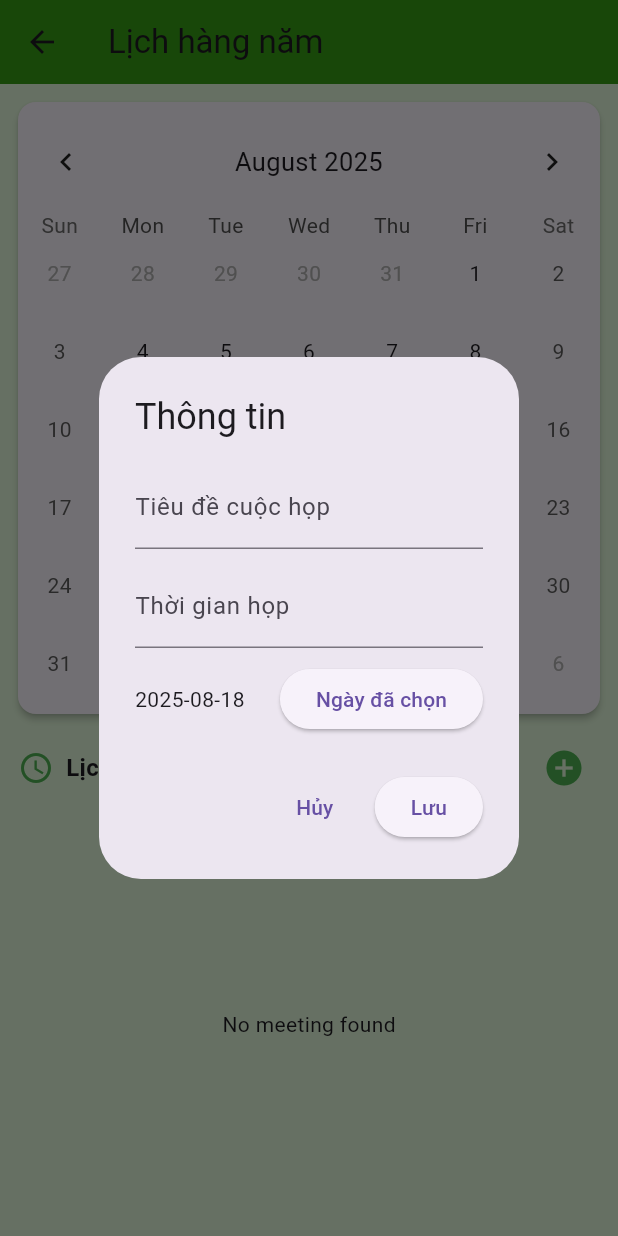
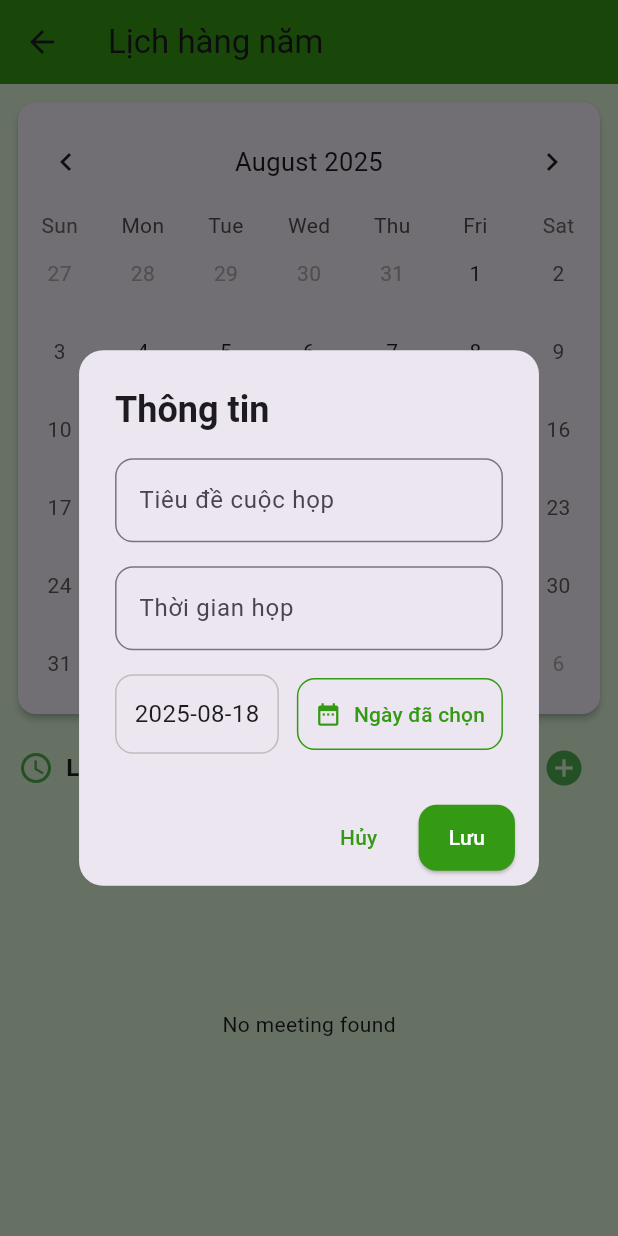
Before and after one commit to LTT4504/erp_app_nood, a Flutter app: the AnnualCalendarScreen screen opened by its route, after a tap on the "add circle" icon, on a phone screen of 412 x 824 dp. Run offline on Flutter 3.47's test engine with Material 3 defaults, Android fonts, the phone set to English and light mode, and no system bars; drawn by our look-alikes of table_calendar; our stand-ins replace dio, flutter_svg, get, get_storage, logger; accounts and stored records are empty; network calls fail.

Commit message:
fix: date constant

```diff
--- a/lib/modules/annual_calendar/widgets/add_showdialog.dart
+++ b/lib/modules/annual_calendar/widgets/add_showdialog.dart
@@ -2,6 +2,8 @@ import 'package:flutter/material.dart';
 import 'package:get/get.dart';
 import '../annual_calendar_controller.dart';
 import '../../../lang/app_language_key.dart';
+import 'package:work_manager/shared/constants/colors.dart';
+import '../../../shared/widgets/date_range_picker.dart';
 
 Future<void> showAddMeetingDialog(
     BuildContext context, AnnualCalendarController controller) async {
@@ -10,41 +12,66 @@ Future<void> showAddMeetingDialog(
   DateTime? pickedDate = controller.selectedDate.value;
 
   await showDialog(
-    context: context, // dùng context được truyền vào
+    context: context,
     builder: (dialogContext) {
       return StatefulBuilder(
         builder: (context, setState) {
           return AlertDialog(
-            title: Text('information'.tr), // đa ngôn ngữ
+            shape: RoundedRectangleBorder(
+              borderRadius: BorderRadius.circular(16),
+            ),
+            title: Text(
+              'information'.tr,
+              style: const TextStyle(fontWeight: FontWeight.bold),
+            ),
             content: SingleChildScrollView(
               child: Column(
                 mainAxisSize: MainAxisSize.min,
                 children: [
                   TextField(
                     controller: titleController,
-                    decoration: InputDecoration(labelText: AppLanguageKey.titleMeeting.tr),
+                    decoration: InputDecoration(
+                      labelText: AppLanguageKey.titleMeeting.tr,
+                      border: OutlineInputBorder(
+                        borderRadius: BorderRadius.circular(12),
+                      ),
+                    ),
                   ),
-                  const SizedBox(height: 10),
+                  const SizedBox(height: 16),
                   TextField(
                     controller: timeController,
-                    decoration: InputDecoration(labelText: AppLanguageKey.timeMeeting.tr),
+                    decoration: InputDecoration(
+                      labelText: AppLanguageKey.timeMeeting.tr,
+                      border: OutlineInputBorder(
+                        borderRadius: BorderRadius.circular(12),
+                      ),
+                    ),
                   ),
-                  const SizedBox(height: 10),
+                  const SizedBox(height: 16),
                   Row(
                     children: [
                       Expanded(
-                        child: Text(
-                          pickedDate == null
-                              ? 'No date picked'.tr
-                              : pickedDate!.toLocal().toString().split(' ')[0],
+                        child: Container(
+                          padding: const EdgeInsets.symmetric(
+                              horizontal: 12, vertical: 14),
+                          decoration: BoxDecoration(
+                            border: Border.all(color: Colors.grey.shade400),
+                            borderRadius: BorderRadius.circular(12),
+                          ),
+                          child: Text(
+                            pickedDate == null
+                                ? 'No date picked'.tr
+                                : pickedDate!.toLocal().toString().split(' ')[0],
+                            style: const TextStyle(fontSize: 16),
+                          ),
                         ),
                       ),
-                      ElevatedButton(
+                      const SizedBox(width: 12),
+                      OutlinedButton.icon(
                         onPressed: () async {
-                          final date = await showDatePicker(
-                            context: context,
-                            initialDate: pickedDate ?? DateTime.now(),
-                            firstDate: DateTime(2000),
+                          final date = await defaultShowDatePicker(
+                            context,
+                            pickedDate,
                             lastDate: DateTime(2100),
                           );
                           if (date != null) {
@@ -53,16 +80,36 @@ Future<void> showAddMeetingDialog(
                             });
                           }
                         },
-                        child: Text(AppLanguageKey.pickedDate.tr),
+                        style: OutlinedButton.styleFrom(
+                          side:
+                              BorderSide(color: ColorConstants.highlightPrimary),
+                          shape: RoundedRectangleBorder(
+                            borderRadius: BorderRadius.circular(12),
+                          ),
+                          padding: const EdgeInsets.symmetric(
+                              horizontal: 12, vertical: 14),
+                        ),
+                        icon: Icon(Icons.date_range,
+                            color: ColorConstants.highlightPrimary),
+                        label: Text(
+                          AppLanguageKey.pickedDate.tr,
+                          style:
+                              TextStyle(color: ColorConstants.highlightPrimary),
+                        ),
                       ),
                     ],
                   ),
                 ],
               ),
             ),
+            actionsPadding:
+                const EdgeInsets.symmetric(horizontal: 16, vertical: 8),
             actions: [
               TextButton(
                 onPressed: () => Get.back(),
+                style: TextButton.styleFrom(
+                  foregroundColor: ColorConstants.highlightPrimary,
+                ),
                 child: Text(AppLanguageKey.cancel.tr),
               ),
               ElevatedButton(
@@ -83,7 +130,18 @@ Future<void> showAddMeetingDialog(
                   controller.selectedDate.value = pickedDate!;
                   Get.back();
                 },
-                child: Text(AppLanguageKey.save.tr),
+                style: ElevatedButton.styleFrom(
+                  backgroundColor: ColorConstants.highlightPrimary,
+                  shape: RoundedRectangleBorder(
+                    borderRadius: BorderRadius.circular(12),
+                  ),
+                  padding:
+                      const EdgeInsets.symmetric(horizontal: 20, vertical: 12),
+                ),
+                child: Text(
+                  AppLanguageKey.save.tr,
+                  style: const TextStyle(color: Colors.white),
+                ),
               ),
             ],
           );
--- a/lib/modules/my_leave/widgets/leave_filter_dialog.dart
+++ b/lib/modules/my_leave/widgets/leave_filter_dialog.dart
@@ -2,6 +2,7 @@ import 'package:flutter/material.dart';
 import 'package:get/get.dart';
 import '../../../lang/app_language_key.dart';
 import '../my_leave_controller.dart';
+import '../../../shared/widgets/date_range_picker.dart';
 
 class LeaveFilterDialog extends StatefulWidget {
   final LeaveController controller;
@@ -162,12 +163,7 @@ class _LeaveFilterDialogState extends State<LeaveFilterDialog> {
   }) {
     return InkWell(
       onTap: () async {
-        final picked = await showDatePicker(
-          context: context,
-          initialDate: date ?? DateTime.now(),
-          firstDate: DateTime(2000),
-          lastDate: DateTime(2100),
-        );
+        final picked = await defaultShowDatePicker(context, date);
         if (picked != null) onPicked(picked);
       },
       child: InputDecorator(
--- a/lib/shared/widgets/date_range_picker.dart
+++ b/lib/shared/widgets/date_range_picker.dart
@@ -130,13 +130,12 @@ class _DateBox extends StatelessWidget {
 
 /// Hàm mặc định cho showDatePicker với màu theme
 Future<DateTime?> defaultShowDatePicker(
-    BuildContext context, DateTime? initialDate) {
-  final now = DateTime.now();
+    BuildContext context, DateTime? initialDate, {DateTime? lastDate}) {
   return showDatePicker(
     context: context,
     initialDate: initialDate ?? DateTime.now(),
     firstDate: DateTime(2020),
-    lastDate: now,
+    lastDate: lastDate ?? DateTime(2100),
     builder: (context, child) {
       return Theme(
         data: Theme.of(context).copyWith(
```
